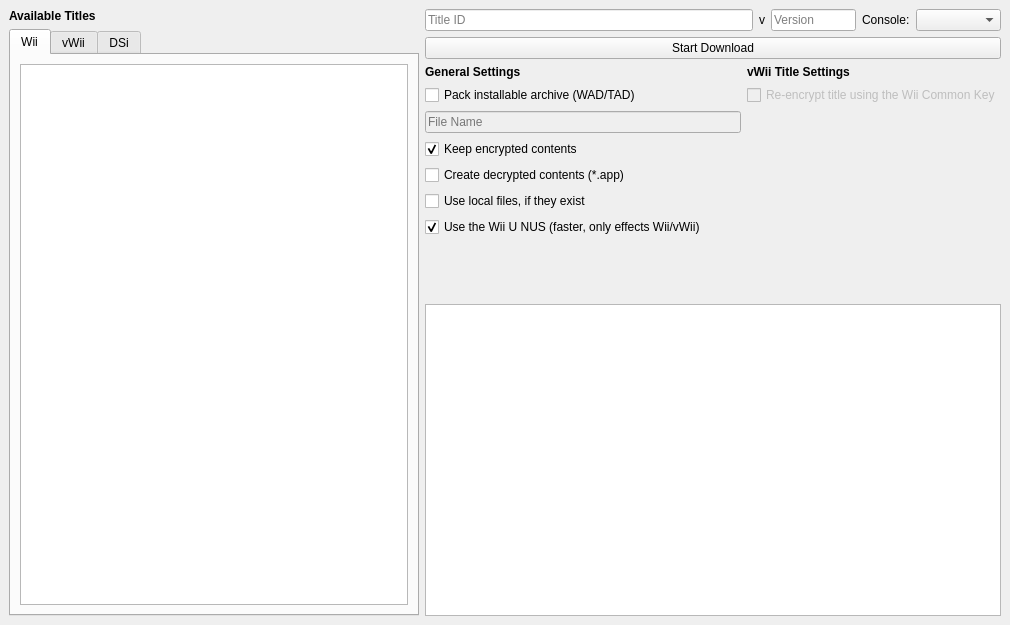
The window that qt/ui/MainMenu.ui (NinjaCheetah/NUSGet) describes before a commit, drawn with Qt 5.
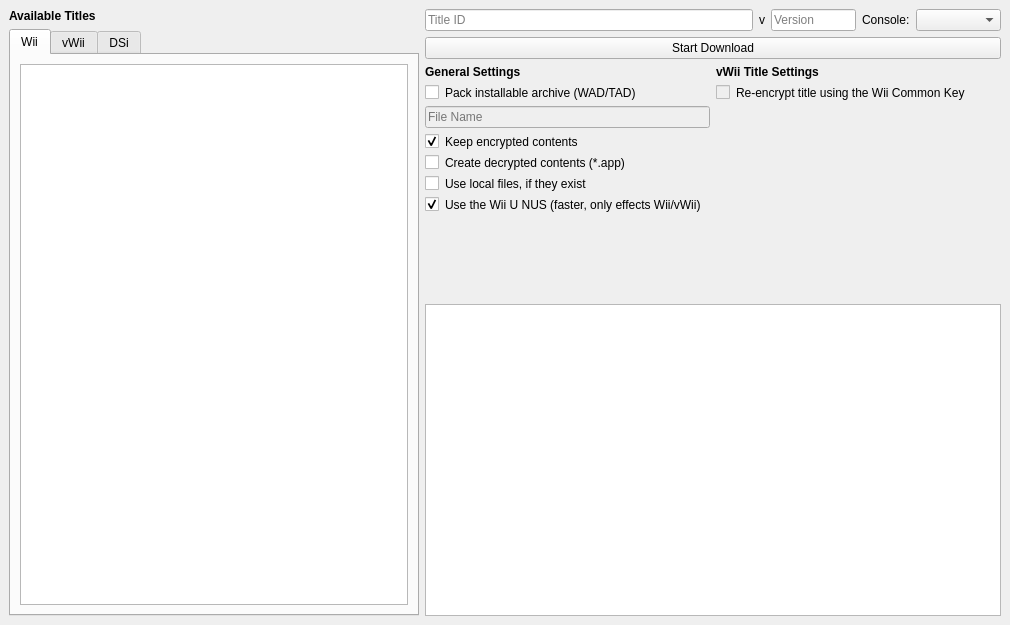
The same window after the commit.

Commit message: Improved translation handling and fixed word wrapping for checkboxes

What changed in the file:
```diff
--- a/qt/ui/MainMenu.ui
+++ b/qt/ui/MainMenu.ui
@@ -246,11 +246,31 @@
            </widget>
           </item>
           <item>
+           <layout class="QHBoxLayout" name="pack_archive_row">
+            <item>
            <widget class="QCheckBox" name="pack_archive_chkbox">
+              <property name="sizePolicy">
+               <sizepolicy hsizetype="Maximum" vsizetype="Fixed">
+                <horstretch>0</horstretch>
+                <verstretch>0</verstretch>
+               </sizepolicy>
+              </property>
+              <property name="text">
+               <string notr="true"/>
+              </property>
+             </widget>
+            </item>
+            <item>
+             <widget class="QLabel" name="label_7">
             <property name="text">
              <string>Pack installable archive (WAD/TAD)</string>
             </property>
-           </widget>
+              <property name="wordWrap">
+               <bool>true</bool>
+              </property>
+             </widget>
+            </item>
+           </layout>
           </item>
           <item>
            <widget class="QLineEdit" name="archive_file_entry">
@@ -263,41 +283,124 @@
            </widget>
           </item>
           <item>
+           <layout class="QHBoxLayout" name="keep_enc_row">
+            <item>
            <widget class="QCheckBox" name="keep_enc_chkbox">
+              <property name="sizePolicy">
+               <sizepolicy hsizetype="Maximum" vsizetype="Fixed">
+                <horstretch>0</horstretch>
+                <verstretch>0</verstretch>
+               </sizepolicy>
+              </property>
+              <property name="text">
+               <string notr="true"/>
+              </property>
+              <property name="checked">
+               <bool>true</bool>
+              </property>
+             </widget>
+            </item>
+            <item>
+             <widget class="QLabel" name="label_6">
             <property name="text">
              <string>Keep encrypted contents</string>
             </property>
-            <property name="checked">
+              <property name="wordWrap">
              <bool>true</bool>
             </property>
            </widget>
           </item>
+           </layout>
+          </item>
+          <item>
+           <layout class="QHBoxLayout" name="create_dec_row">
           <item>
            <widget class="QCheckBox" name="create_dec_chkbox">
+              <property name="sizePolicy">
+               <sizepolicy hsizetype="Maximum" vsizetype="Fixed">
+                <horstretch>0</horstretch>
+                <verstretch>0</verstretch>
+               </sizepolicy>
+              </property>
+              <property name="text">
+               <string notr="true"/>
+              </property>
+             </widget>
+            </item>
+            <item>
+             <widget class="QLabel" name="create_dec_chkbox_lbl">
             <property name="text">
              <string>Create decrypted contents (*.app)</string>
             </property>
-           </widget>
-          </item>
+              <property name="wordWrap">
+               <bool>true</bool>
+              </property>
+             </widget>
+            </item>
+           </layout>
+          </item>
+          <item>
+           <layout class="QHBoxLayout" name="use_local_row">
           <item>
            <widget class="QCheckBox" name="use_local_chkbox">
             <property name="enabled">
              <bool>true</bool>
             </property>
+              <property name="sizePolicy">
+               <sizepolicy hsizetype="Maximum" vsizetype="Fixed">
+                <horstretch>0</horstretch>
+                <verstretch>0</verstretch>
+               </sizepolicy>
+              </property>
+              <property name="text">
+               <string notr="true"/>
+              </property>
+             </widget>
+            </item>
+            <item>
+             <widget class="QLabel" name="use_local_chkbox_lbl">
             <property name="text">
              <string>Use local files, if they exist</string>
             </property>
-           </widget>
-          </item>
+              <property name="wordWrap">
+               <bool>true</bool>
+              </property>
+             </widget>
+            </item>
+           </layout>
+          </item>
+          <item>
+           <layout class="QHBoxLayout" name="use_wiiu_nus_row">
           <item>
            <widget class="QCheckBox" name="use_wiiu_nus_chkbox">
+              <property name="sizePolicy">
+               <sizepolicy hsizetype="Maximum" vsizetype="Fixed">
+                <horstretch>0</horstretch>
+                <verstretch>0</verstretch>
+               </sizepolicy>
+              </property>
+              <property name="layoutDirection">
+               <enum>Qt::LeftToRight</enum>
+              </property>
+              <property name="text">
+               <string notr="true"/>
+              </property>
+              <property name="checked">
+               <bool>true</bool>
+              </property>
+             </widget>
+            </item>
+            <item>
+             <widget class="QLabel" name="use_wiiu_nus_chkbox_lbl">
             <property name="text">
              <string>Use the Wii U NUS (faster, only effects Wii/vWii)</string>
             </property>
-            <property name="checked">
+              <property name="wordWrap">
              <bool>true</bool>
             </property>
            </widget>
+            </item>
+           </layout>
           </item>
           <item>
            <spacer name="verticalSpacer_2">
@@ -312,6 +415,19 @@
             </property>
            </spacer>
           </item>
+          <item>
+           <spacer name="horizontalSpacer">
+            <property name="orientation">
+             <enum>Qt::Horizontal</enum>
+            </property>
+            <property name="sizeHint" stdset="0">
+             <size>
+              <width>40</width>
+              <height>20</height>
+             </size>
+            </property>
+           </spacer>
+          </item>
          </layout>
         </item>
         <item>
@@ -330,14 +446,34 @@
            </widget>
           </item>
           <item>
+           <layout class="QHBoxLayout" name="pack_vwii_mode_row">
+            <item>
            <widget class="QCheckBox" name="pack_vwii_mode_chkbox">
             <property name="enabled">
              <bool>false</bool>
             </property>
+              <property name="sizePolicy">
+               <sizepolicy hsizetype="Maximum" vsizetype="Fixed">
+                <horstretch>0</horstretch>
+                <verstretch>0</verstretch>
+               </sizepolicy>
+              </property>
+              <property name="text">
+               <string notr="true"/>
+              </property>
+             </widget>
+            </item>
+            <item>
+             <widget class="QLabel" name="label_8">
             <property name="text">
              <string>Re-encrypt title using the Wii Common Key</string>
             </property>
-           </widget>
+              <property name="wordWrap">
+               <bool>true</bool>
+              </property>
+             </widget>
+            </item>
+           </layout>
           </item>
           <item>
            <spacer name="verticalSpacer">
@@ -355,6 +491,19 @@
             </property>
            </spacer>
           </item>
+          <item>
+           <spacer name="horizontalSpacer_2">
+            <property name="orientation">
+             <enum>Qt::Horizontal</enum>
+            </property>
+            <property name="sizeHint" stdset="0">
+             <size>
+              <width>40</width>
+              <height>20</height>
+             </size>
+            </property>
+           </spacer>
+          </item>
          </layout>
         </item>
        </layout>
```
Left out of the diff: 6 changed lines with no effect on the pictures. Lines whose indentation alone changed are shown as unchanged. The commit also changes 6 other files.
